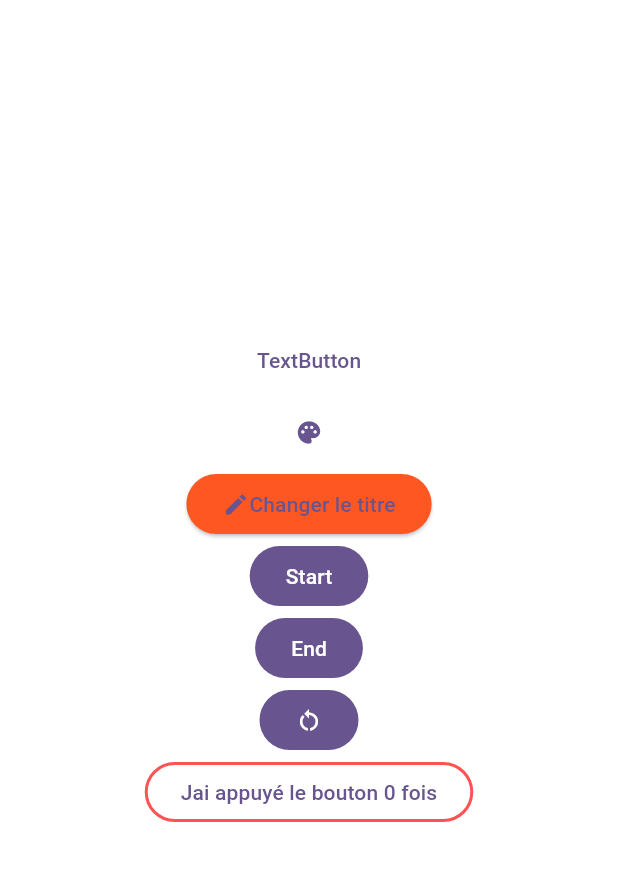
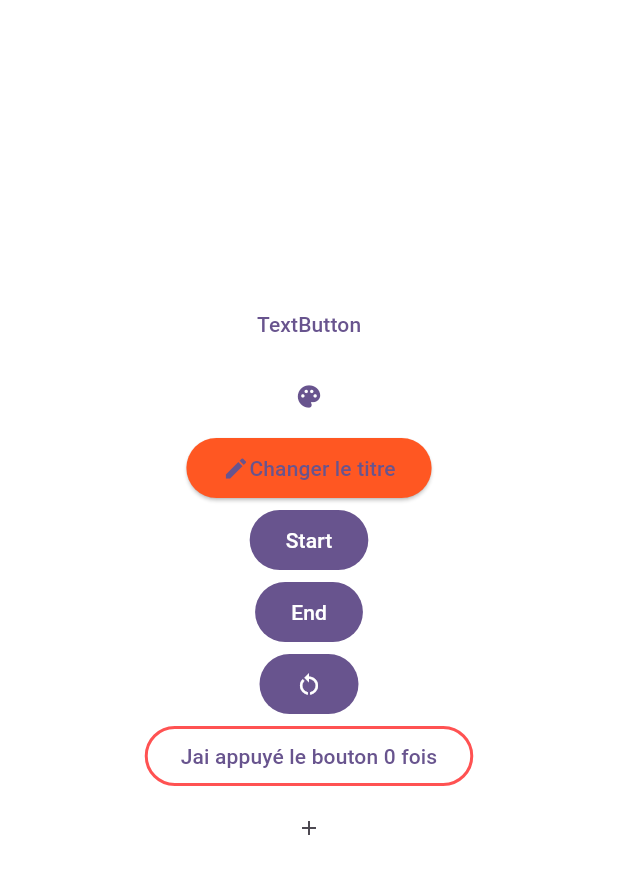
Before and after one commit to Felicitydev/flutter, a Flutter app: the screen it shows after launch, on a phone screen of 412 x 824 dp, the part 84-978 px from its top. Run offline on Flutter 3.47's test engine with Material 3 defaults, Android fonts, the light colour scheme and no system bars; our stand-ins replace sembast, shared_preferences; missing offline and left inert: encrypt.

Commit message:
[IMP]Icon button

```diff
--- a/interactives_widgets/lib/home_page.dart
+++ b/interactives_widgets/lib/home_page.dart
@@ -21,6 +21,7 @@ class _HomePageState extends State<HomePage> {
   ];
   int _titleIndex = 0;
   int _count = 0;
+  double _iconSize = 16;
 
   _updateCount(){
     setState(() {
@@ -122,6 +123,14 @@ _setToEnd() {
                   ),
                 ),
                 child: Text(("Jai appuyé le bouton $_count fois"))
+            ),
+            IconButton(
+                onPressed: (){
+                  setState(() {
+                    _iconSize = Random().nextInt(250).toDouble();
+                  });
+                },
+                icon: Icon(Icons.add, size: _iconSize)
             )
           ],
         ),
```
